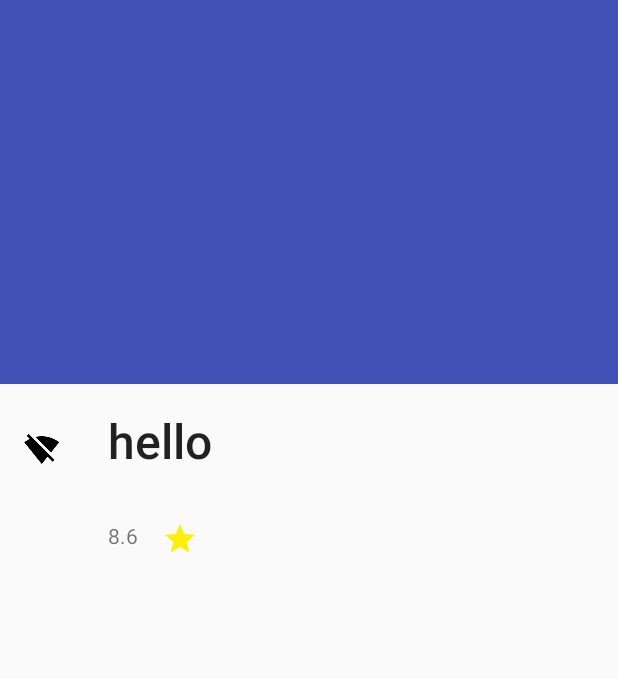
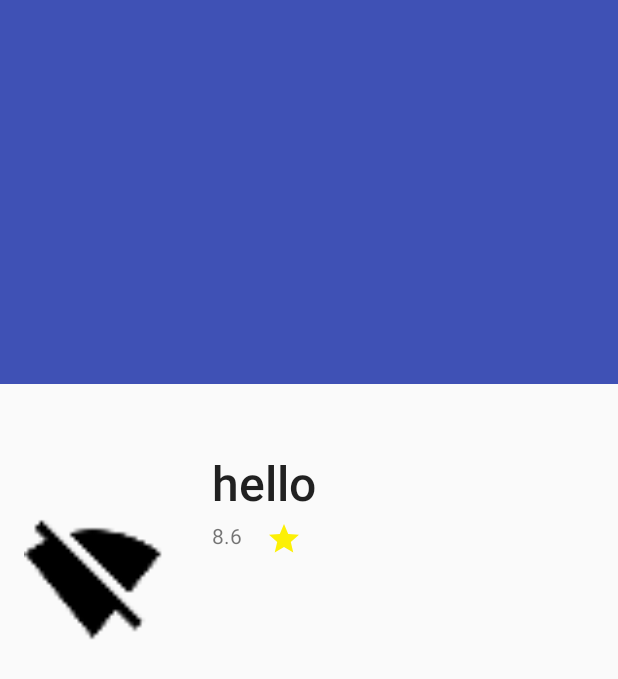
Before and after one commit to dlovantallat/FullMovie, an Android app: the layout activity_detail.xml on its own in the app's theme, with its tools: preview values and no code run, on a phone screen of 412 x 824 dp. Shown: the top 679 px of the screen. Run offline under Robolectric (Android 15) with nearby library versions, the phone set to English and light mode, and no system bars.

Commit message:
fixing some problem in the app

```diff
--- a/app/src/main/java/com/dlovan/fullmovie/activities/DetailActivity.java
+++ b/app/src/main/java/com/dlovan/fullmovie/activities/DetailActivity.java
@@ -8,6 +8,7 @@ import android.support.v7.app.ActionBar;
 import android.support.v7.app.AppCompatActivity;
 import android.support.v7.widget.Toolbar;
 import android.util.Log;
+import android.view.MenuItem;
 import android.widget.ImageView;
 import android.widget.TextView;
 
@@ -55,7 +56,7 @@ public class DetailActivity extends AppCompatActivity {
         setSupportActionBar(toolbar);
 
         ActionBar actionBar = getSupportActionBar();
-        if(actionBar != null){
+        if (actionBar != null) {
             actionBar.setDisplayHomeAsUpEnabled(true);
         }
 
@@ -66,6 +67,16 @@ public class DetailActivity extends AppCompatActivity {
 
         setTitle(bundle.getString("TITLE"));
 
+    }
+
+    @Override
+    public boolean onOptionsItemSelected(MenuItem item) {
+        switch (item.getItemId()) {
+            case android.R.id.home:
+                finish();
+                return true;
+        }
+        return super.onOptionsItemSelected(item);
     }
 
     @Override
--- a/app/src/main/res/layout/activity_detail.xml
+++ b/app/src/main/res/layout/activity_detail.xml
@@ -59,52 +59,53 @@
 
                 <ImageView
                     android:id="@+id/movie_image_detail"
-                    android:layout_width="wrap_content"
-                    android:layout_height="wrap_content"
+                    android:layout_width="125dp"
+                    android:layout_height="250dp"
+                    android:layout_alignParentLeft="true"
+                    android:layout_alignParentStart="true"
                     android:paddingBottom="16dp"
                     android:paddingLeft="16dp"
                     android:paddingRight="16dp"
                     android:paddingTop="32dp"
                     tools:src="@drawable/ic_signal_wifi_off_black_24dp" />
 
-                <LinearLayout
+                <RelativeLayout
                     android:layout_width="wrap_content"
                     android:layout_height="wrap_content"
                     android:layout_toEndOf="@id/movie_image_detail"
-                    android:layout_toRightOf="@id/movie_image_detail"
-                    android:orientation="vertical">
+                    android:layout_toRightOf="@id/movie_image_detail">
 
                     <TextView
                         android:id="@+id/title_detail_movie"
                         android:layout_width="wrap_content"
                         android:layout_height="wrap_content"
+                        android:layout_centerHorizontal="true"
+                        android:layout_centerVertical="true"
                         android:padding="16dp"
                         android:textAppearance="@style/TextAppearance.AppCompat.Title"
                         android:textSize="32sp"
                         tools:text="hello" />
 
-                    <LinearLayout
-                        android:layout_width="wrap_content"
-                        android:layout_height="wrap_content"
-                        android:orientation="horizontal">
 
                     <TextView
                         android:id="@+id/vote_average"
                         android:layout_width="wrap_content"
                         android:layout_height="wrap_content"
+                        android:layout_below="@id/title_detail_movie"
                         android:padding="16dp"
                         tools:text="8.6" />
 
                     <ImageView
                         android:layout_width="wrap_content"
                         android:layout_height="wrap_content"
+                        android:layout_below="@id/title_detail_movie"
+                        android:layout_toEndOf="@id/vote_average"
+                        android:layout_toRightOf="@id/vote_average"
                         android:paddingBottom="16dp"
                         android:paddingTop="16dp"
                         android:src="@drawable/ic_star_black_24dp" />
 
-                    </LinearLayout>
-
-                </LinearLayout>
+                </RelativeLayout>
 
 
             </RelativeLayout>
```
Lines whose indentation alone changed are shown as unchanged.
